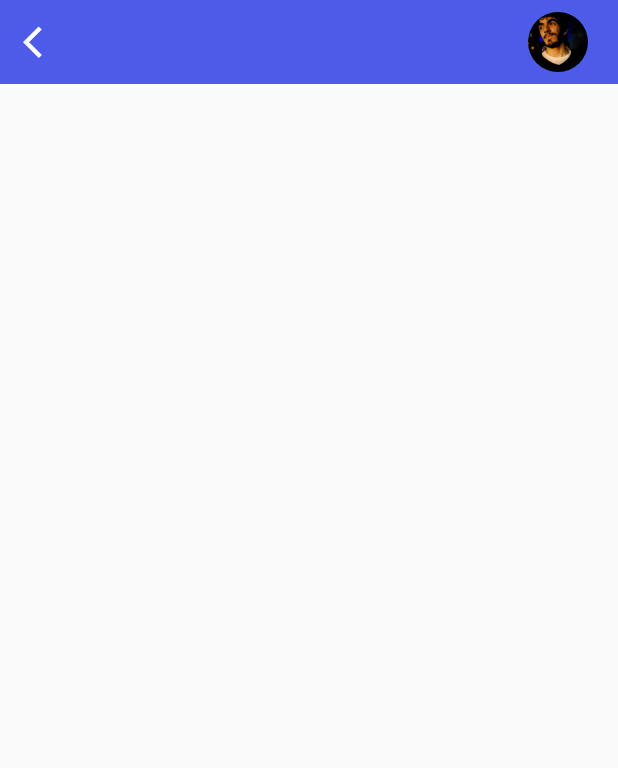
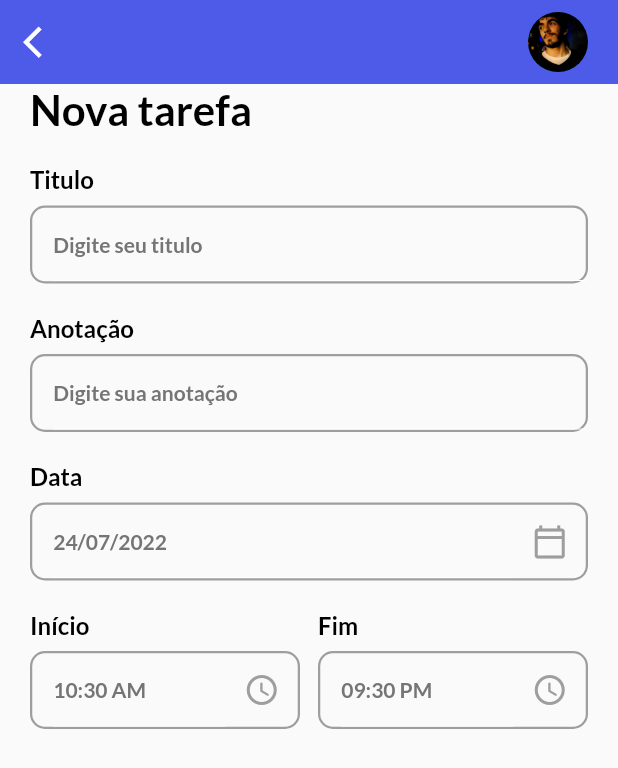
Before and after one commit to IgorWestermann/minha-agenda, a Flutter app: the screen it shows after launch, after a tap on "+ Add Task", on a phone screen of 412 x 824 dp. Shown: the top 768 px of the screen. Run offline on Flutter 3.47's test engine with Material 2 defaults, Android fonts, the phone set to English and light mode, and no system bars; our stand-ins replace date_picker_timeline, get, get_storage, google_fonts.

Commit message:
add new task page and title, notes, date and time inputs

```diff
--- a/lib/main.dart
+++ b/lib/main.dart
@@ -4,6 +4,7 @@ import 'package:get_storage/get_storage.dart';
 import 'package:minha_agenda/services/theme_services.dart';
 import 'package:minha_agenda/ui/home_page.dart';
 import 'package:minha_agenda/ui/theme.dart';
+import 'package:flutter_localizations/flutter_localizations.dart';
 
 Future<void> main() async {
   WidgetsFlutterBinding.ensureInitialized();
@@ -18,6 +19,12 @@ class MyApp extends StatelessWidget {
   @override
   Widget build(BuildContext context) {
     return GetMaterialApp(
+      localizationsDelegates: const [
+        GlobalMaterialLocalizations.delegate,
+        GlobalCupertinoLocalizations.delegate,
+        GlobalWidgetsLocalizations.delegate,
+      ],
+      supportedLocales: const [Locale('pt', 'BR')],
       debugShowCheckedModeBanner: false,
       title: 'Flutter Demo',
       theme: Themes.light,
--- a/lib/ui/add_task_bar.dart
+++ b/lib/ui/add_task_bar.dart
@@ -1,15 +1,135 @@
 import 'package:flutter/material.dart';
 import 'package:get/get.dart';
+import 'package:intl/intl.dart';
+import 'package:minha_agenda/ui/theme.dart';
+import 'package:minha_agenda/ui/widgets/input_field.dart';
 
-class AddTaskPage extends StatelessWidget {
+class AddTaskPage extends StatefulWidget {
   const AddTaskPage({Key? key}) : super(key: key);
+
+  @override
+  State<AddTaskPage> createState() => _AddTaskPageState();
+}
+
+class _AddTaskPageState extends State<AddTaskPage> {
+  DateTime _selectedDate = DateTime.now();
+  String _endTime = "09:30 PM";
+  String _startTime = DateFormat('hh:mm a').format(DateTime.now()).toString();
 
   @override
   Widget build(BuildContext context) {
     return Scaffold(
       appBar: _appBar(context),
-      body: Container(),
+      body: Container(
+        padding: const EdgeInsets.only(left: 20, right: 20),
+        child: SingleChildScrollView(
+          child: Column(
+            crossAxisAlignment: CrossAxisAlignment.start,
+            children: [
+              Text(
+                'Nova tarefa',
+                style: headingStyle,
+              ),
+              MyInputField(hint: 'Digite seu titulo', title: 'Titulo'),
+              MyInputField(hint: 'Digite sua anotação', title: 'Anotação'),
+              MyInputField(
+                hint: DateFormat.yMd('pt_BR').format(_selectedDate),
+                title: 'Data',
+                widget: IconButton(
+                  onPressed: () {
+                    print('uoba');
+                    _getDateFromUser();
+                  },
+                  icon: const Icon(
+                    Icons.calendar_today_outlined,
+                    color: Colors.grey,
+                  ),
+                ),
+              ),
+              Row(
+                children: [
+                  Expanded(
+                    child: MyInputField(
+                      title: 'Início',
+                      hint: _startTime,
+                      widget: IconButton(
+                        onPressed: () {
+                          _getTimeFromUser(isStartTime: true);
+                        },
+                        icon: Icon(Icons.access_time_rounded),
+                        color: Colors.grey,
+                      ),
+                    ),
+                  ),
+                  SizedBox(
+                    width: 12,
+                  ),
+                  Expanded(
+                    child: MyInputField(
+                      title: 'Fim',
+                      hint: _endTime,
+                      widget: IconButton(
+                        onPressed: () {
+                          _getTimeFromUser(isStartTime: false);
+                        },
+                        icon: Icon(Icons.access_time_rounded),
+                        color: Colors.grey,
+                      ),
+                    ),
+                  ),
+                ],
+              ),
+            ],
+          ),
+        ),
+      ),
     );
+  }
+
+  _getDateFromUser() async {
+    DateTime? _pickerDate = await showDatePicker(
+      context: context,
+      locale: const Locale("pt", "BR"),
+      initialDate: DateTime.now(),
+      firstDate: DateTime(2015),
+      lastDate: DateTime(2030),
+    );
+
+    if (_pickerDate != null) {
+      setState(() {
+        _selectedDate = _pickerDate;
+      });
+    } else {
+      print('Its a null or something is wrong');
+    }
+  }
+
+  _getTimeFromUser({required bool isStartTime}) async {
+    var pickedTime = await _showTimePicker();
+    String _formatedTime = pickedTime.format(context);
+    if (pickedTime == null) {
+      print('Time cancelled');
+    } else if (isStartTime == true) {
+      setState(() {
+        _startTime = _formatedTime;
+      });
+    } else if (isStartTime == false) {
+      setState(() {
+        _endTime = _formatedTime;
+      });
+    }
+  }
+
+  _showTimePicker() {
+    return showTimePicker(
+        initialEntryMode: TimePickerEntryMode.input,
+        context: context,
+        initialTime: TimeOfDay(
+          hour: int.parse(_startTime.split(':')[0]),
+          minute: int.parse(
+            _startTime.split(':')[1].split(' ')[0],
+          ),
+        ));
   }
 
   _appBar(BuildContext context) {
@@ -20,7 +140,7 @@ class AddTaskPage extends StatelessWidget {
           onTap: () {
             Get.back();
           },
-          child: Icon(
+          child: const Icon(
             Icons.arrow_back_ios,
             size: 25,
           ),
--- a/lib/ui/theme.dart
+++ b/lib/ui/theme.dart
@@ -31,9 +31,29 @@ TextStyle get subHeadingStyle {
 TextStyle get headingStyle {
   return GoogleFonts.lato(
     textStyle: TextStyle(
-      fontSize: 30,
+      fontSize: 28,
       fontWeight: FontWeight.bold,
       color: Get.isDarkMode ? Colors.white : Colors.black,
     ),
   );
 }
+
+TextStyle get titleStyle {
+  return GoogleFonts.lato(
+    textStyle: TextStyle(
+      fontSize: 16,
+      fontWeight: FontWeight.bold,
+      color: Get.isDarkMode ? Colors.white : Colors.black,
+    ),
+  );
+}
+
+TextStyle get subTitleStyle {
+  return GoogleFonts.lato(
+    textStyle: TextStyle(
+      fontSize: 14,
+      fontWeight: FontWeight.bold,
+      color: Get.isDarkMode ? Colors.grey[100] : Colors.grey[600],
+    ),
+  );
+}
--- /dev/null
+++ b/lib/ui/widgets/input_field.dart
@@ -0,0 +1,76 @@
+import 'package:flutter/material.dart';
+import 'package:get/get.dart';
+import 'package:minha_agenda/ui/theme.dart';
+
+class MyInputField extends StatelessWidget {
+  final String title;
+  final String hint;
+  final TextEditingController? controller;
+  final Widget? widget;
+  const MyInputField(
+      {Key? key,
+      required this.hint,
+      required this.title,
+      this.controller,
+      this.widget})
+      : super(key: key);
+
+  @override
+  Widget build(BuildContext context) {
+    return Container(
+      margin: const EdgeInsets.only(top: 20),
+      child: Column(
+        crossAxisAlignment: CrossAxisAlignment.start,
+        children: [
+          Text(
+            title,
+            style: titleStyle,
+          ),
+          Container(
+            height: 52,
+            padding: const EdgeInsets.only(left: 14),
+            margin: const EdgeInsets.only(top: 8.0),
+            decoration: BoxDecoration(
+              border: Border.all(
+                color: Colors.grey,
+                width: 1.5,
+              ),
+              borderRadius: BorderRadius.circular(10),
+            ),
+            child: Row(
+              children: [
+                Expanded(
+                  child: TextFormField(
+                    readOnly: widget == null ? false : true,
+                    autofocus: false,
+                    cursorColor:
+                        Get.isDarkMode ? Colors.grey[100] : Colors.grey[700],
+                    controller: controller,
+                    style: subTitleStyle,
+                    decoration: InputDecoration(
+                      hintText: hint,
+                      hintStyle: subTitleStyle,
+                      focusedBorder: const UnderlineInputBorder(
+                        borderSide: BorderSide(
+                          color: Colors.white,
+                          width: 0,
+                        ),
+                      ),
+                      enabledBorder: const UnderlineInputBorder(
+                        borderSide: BorderSide(
+                          color: Colors.white,
+                          width: 0,
+                        ),
+                      ),
+                    ),
+                  ),
+                ),
+                widget == null ? Container() : Container(child: widget),
+              ],
+            ),
+          ),
+        ],
+      ),
+    );
+  }
+}
--- a/pubspec.yaml
+++ b/pubspec.yaml
@@ -41,6 +41,9 @@ dependencies:
   intl:
   google_fonts:
   date_picker_timeline:
+
+  flutter_localizations:
+    sdk: flutter
 
 dev_dependencies:
   flutter_test:
```
Also changed, not shown: pubspec.lock.
